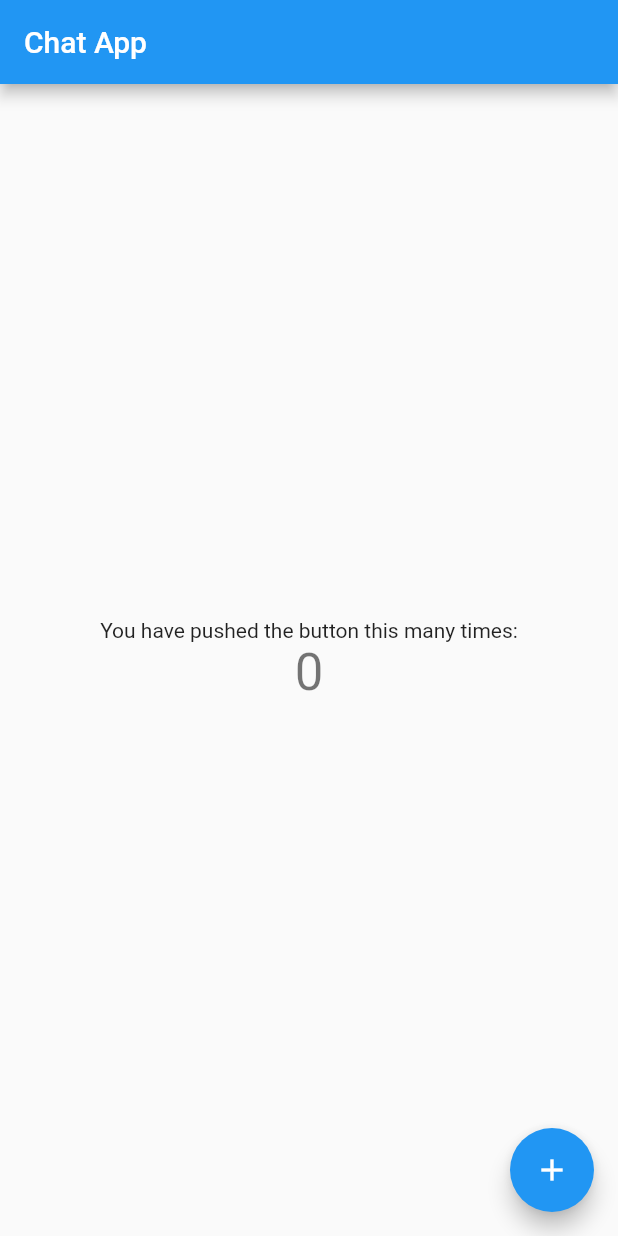
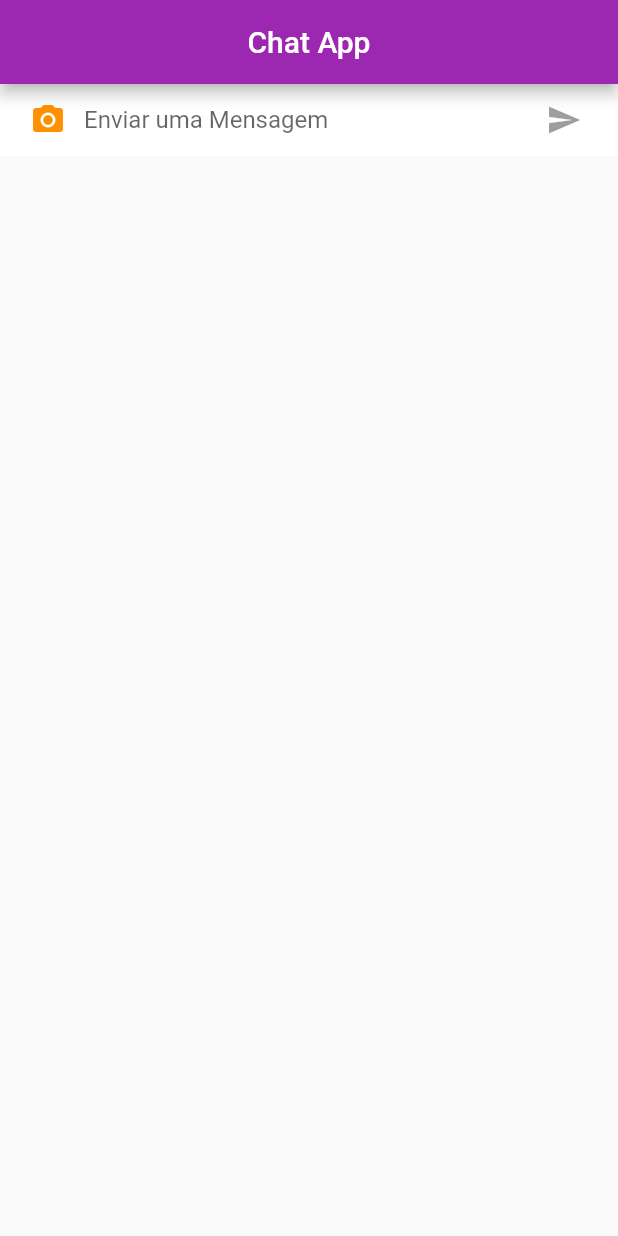
Before and after one commit to jsaintz/chat_online_firebase, a Flutter app: the screen it shows after launch, on a phone screen of 412 x 824 dp. Run offline on Flutter 3.47's test engine with Material 2 defaults, Android fonts, the phone set to English and light mode, and no system bars.

Commit message:
Include text chat_screen and text composer.

```diff
--- /dev/null
+++ b/lib/Screen/chat_screen.dart
@@ -0,0 +1,38 @@
+import 'package:chat_online_firebase/tools/text_composer.dart';
+import 'package:flutter/material.dart';
+
+class ChatScreen extends StatefulWidget {
+  @override
+  _ChatScreenState createState() => _ChatScreenState();
+}
+
+class _ChatScreenState extends State<ChatScreen> {
+  @override
+  Widget build(BuildContext context) {
+    return SafeArea(
+      bottom: false,
+      top: false,
+      child: Scaffold(
+        appBar: AppBar(
+          title: Text("Chat App"),
+          centerTitle: true,
+          elevation:
+              Theme.of(context).platform == TargetPlatform.iOS ? 0.0 : 4.0,
+        ),
+        body: Column(
+          children: [
+            Container(
+              decoration: BoxDecoration(
+                color: Theme.of(context).cardColor,
+              ),
+              child: TextComposer(),
+            )
+          ],
+        ),
+      ),
+    );
+  }
+
+
+
+}
--- a/lib/main.dart
+++ b/lib/main.dart
@@ -1,117 +1,31 @@
+import 'package:chat_online_firebase/Screen/chat_screen.dart';
+import 'package:flutter/foundation.dart';
 import 'package:flutter/material.dart';
 
 void main() {
   runApp(MyApp());
 }
 
+final ThemeData kIOSTheme = ThemeData(
+  primarySwatch: Colors.orange,
+  primaryColor: Colors.grey[100],
+  primaryColorBrightness: Brightness.light
+);
+
+final ThemeData kDefaultTheme = ThemeData(
+  primarySwatch: Colors.purple,
+  accentColor: Colors.orangeAccent[400]
+);
+
 class MyApp extends StatelessWidget {
   // This widget is the root of your application.
   @override
   Widget build(BuildContext context) {
     return MaterialApp(
-      title: 'Flutter Demo',
-      theme: ThemeData(
-        // This is the theme of your application.
-        //
-        // Try running your application with "flutter run". You'll see the
-        // application has a blue toolbar. Then, without quitting the app, try
-        // changing the primarySwatch below to Colors.green and then invoke
-        // "hot reload" (press "r" in the console where you ran "flutter run",
-        // or simply save your changes to "hot reload" in a Flutter IDE).
-        // Notice that the counter didn't reset back to zero; the application
-        // is not restarted.
-        primarySwatch: Colors.blue,
-        // This makes the visual density adapt to the platform that you run
-        // the app on. For desktop platforms, the controls will be smaller and
-        // closer together (more dense) than on mobile platforms.
-        visualDensity: VisualDensity.adaptivePlatformDensity,
-      ),
-      home: MyHomePage(title: 'Chat App'),
+      title: 'Chat App',
+      debugShowCheckedModeBanner: false,
+      theme: Theme.of(context).platform == TargetPlatform.iOS ? kIOSTheme: kDefaultTheme,
+      home: ChatScreen(),
     );
   }
 }
-
-class MyHomePage extends StatefulWidget {
-  MyHomePage({Key key, this.title}) : super(key: key);
-
-  // This widget is the home page of your application. It is stateful, meaning
-  // that it has a State object (defined below) that contains fields that affect
-  // how it looks.
-
-  // This class is the configuration for the state. It holds the values (in this
-  // case the title) provided by the parent (in this case the App widget) and
-  // used by the build method of the State. Fields in a Widget subclass are
-  // always marked "final".
-
-  final String title;
-
-  @override
-  _MyHomePageState createState() => _MyHomePageState();
-}
-
-class _MyHomePageState extends State<MyHomePage> {
-  int _counter = 0;
-
-  void _incrementCounter() {
-    setState(() {
-      // This call to setState tells the Flutter framework that something has
-      // changed in this State, which causes it to rerun the build method below
-      // so that the display can reflect the updated values. If we changed
-      // _counter without calling setState(), then the build method would not be
-      // called again, and so nothing would appear to happen.
-      _counter++;
-    });
-  }
-
-  @override
-  Widget build(BuildContext context) {
-    // This method is rerun every time setState is called, for instance as done
-    // by the _incrementCounter method above.
-    //
-    // The Flutter framework has been optimized to make rerunning build methods
-    // fast, so that you can just rebuild anything that needs updating rather
-    // than having to individually change instances of widgets.
-    return Scaffold(
-      appBar: AppBar(
-        // Here we take the value from the MyHomePage object that was created by
-        // the App.build method, and use it to set our appbar title.
-        title: Text(widget.title),
-      ),
-      body: Center(
-        // Center is a layout widget. It takes a single child and positions it
-        // in the middle of the parent.
-        child: Column(
-          // Column is also a layout widget. It takes a list of children and
-          // arranges them vertically. By default, it sizes itself to fit its
-          // children horizontally, and tries to be as tall as its parent.
-          //
-          // Invoke "debug painting" (press "p" in the console, choose the
-          // "Toggle Debug Paint" action from the Flutter Inspector in Android
-          // Studio, or the "Toggle Debug Paint" command in Visual Studio Code)
-          // to see the wireframe for each widget.
-          //
-          // Column has various properties to control how it sizes itself and
-          // how it positions its children. Here we use mainAxisAlignment to
-          // center the children vertically; the main axis here is the vertical
-          // axis because Columns are vertical (the cross axis would be
-          // horizontal).
-          mainAxisAlignment: MainAxisAlignment.center,
-          children: <Widget>[
-            Text(
-              'You have pushed the button this many times:',
-            ),
-            Text(
-              '$_counter',
-              style: Theme.of(context).textTheme.headline4,
-            ),
-          ],
-        ),
-      ),
-      floatingActionButton: FloatingActionButton(
-        onPressed: _incrementCounter,
-        tooltip: 'Increment',
-        child: Icon(Icons.add),
-      ), // This trailing comma makes auto-formatting nicer for build methods.
-    );
-  }
-}
--- /dev/null
+++ b/lib/tools/text_composer.dart
@@ -0,0 +1,61 @@
+import 'package:flutter/cupertino.dart';
+import 'package:flutter/material.dart';
+
+class TextComposer extends StatefulWidget {
+  @override
+  _TextComposerState createState() => _TextComposerState();
+}
+
+class _TextComposerState extends State<TextComposer> {
+  bool _isComposer = false;
+
+  @override
+  Widget build(BuildContext context) {
+    return IconTheme(
+      data: IconThemeData(color: Theme.of(context).accentColor),
+      child: Container(
+        margin: const EdgeInsets.symmetric(horizontal: 8.0),
+        decoration: Theme.of(context).platform == TargetPlatform.iOS
+            ? BoxDecoration(
+                border: Border(
+                    top: BorderSide(
+                  color: Colors.grey[200],
+                )),
+              )
+            : null,
+        child: Row(
+          children: [
+            Container(
+              child: IconButton(
+                icon: Icon(Icons.photo_camera),
+                onPressed: () {},
+              ),
+            ),
+            Expanded(
+              child: TextField(
+                decoration:
+                    InputDecoration.collapsed(hintText: "Enviar uma Mensagem"),
+                onChanged: (text) {
+                  setState(() {
+                    _isComposer = text.length > 0;
+                  });
+                },
+              ),
+            ),
+            Container(
+              margin: const EdgeInsets.symmetric(horizontal: 4.0),
+              child: Theme.of(context).platform == TargetPlatform.iOS
+                  ? CupertinoButton(
+                      child: Text("Enviar"),
+                      onPressed: _isComposer ? () {} : null,
+                    )
+                  : IconButton(
+                      icon: Icon(Icons.send),
+                      onPressed: _isComposer ? () {} : null),
+            ),
+          ],
+        ),
+      ),
+    );
+  }
+}
```
